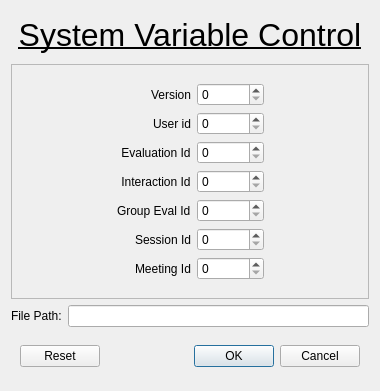
Before: the Qt Designer form Arch_2_1/GUI/system_variables_control.ui in LAR-Educational/Architecture_v2_0, drawn with Qt 5.
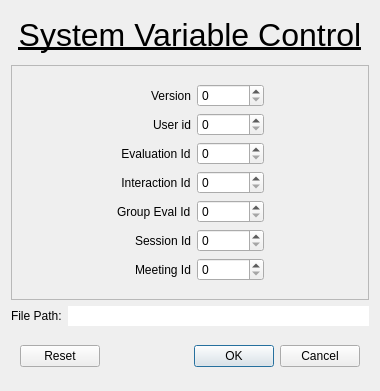
After: the same form once the commit is applied.

What changed in the file:
```diff
--- a/Arch_2_1/GUI/system_variables_control.ui
+++ b/Arch_2_1/GUI/system_variables_control.ui
@@ -22,7 +22,19 @@
     </widget>
    </item>
    <item row="2" column="1">
-    <widget class="QLineEdit" name="filePathLineEdit"/>
+    <widget class="QLineEdit" name="filePathLineEdit">
+     <property name="font">
+      <font>
+       <underline>true</underline>
+      </font>
+     </property>
+     <property name="frame">
+      <bool>false</bool>
+     </property>
+     <property name="readOnly">
+      <bool>true</bool>
+     </property>
+    </widget>
    </item>
    <item row="1" column="0" colspan="2">
     <widget class="QFrame" name="frame">
@@ -162,7 +174,11 @@
           </widget>
          </item>
          <item row="6" column="1">
-          <widget class="QSpinBox" name="meetingIdSpinBox"/>
+          <widget class="QSpinBox" name="meetingIdSpinBox">
+           <property name="maximum">
+            <number>100000</number>
+           </property>
+          </widget>
          </item>
         </layout>
        </widget>
```
